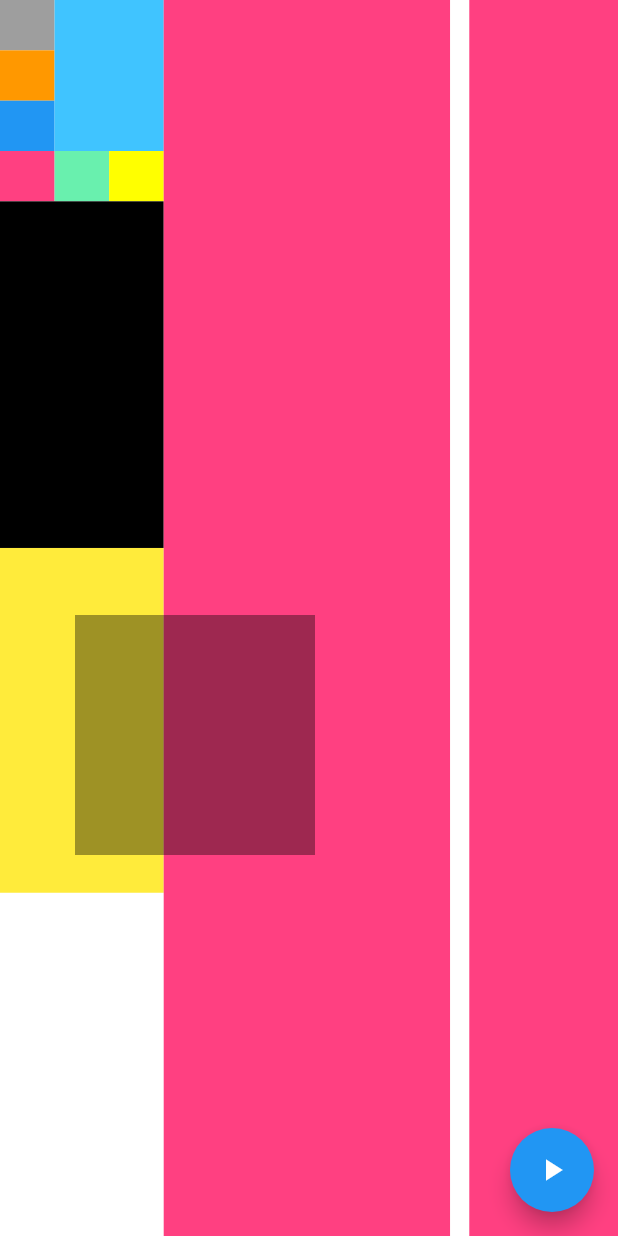
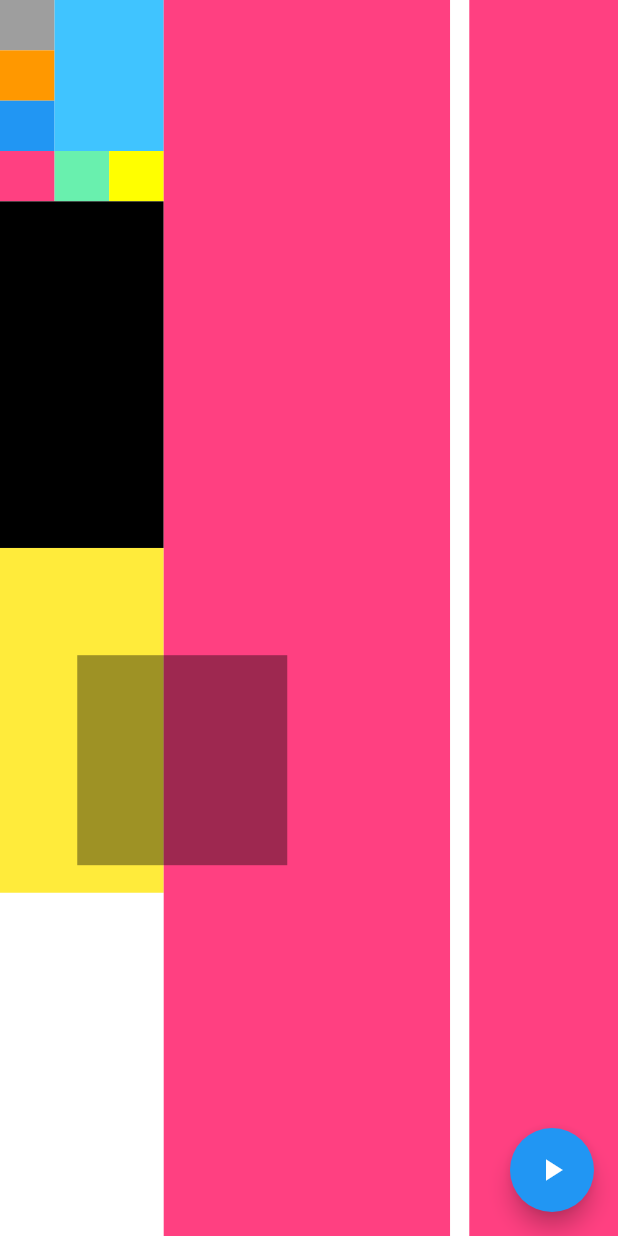
Before and after one commit to NguyenTanPhucK11/flutter-200lab, a Flutter app: the screen it shows after launch, after a tap on "Ex2", on a phone screen of 412 x 824 dp. Run offline on Flutter 3.47's test engine with Material 2 defaults, Android fonts, the phone set to English and light mode, and no system bars.

Commit message:
day1-ex2: fix percent

```diff
--- a/lib/screens/Day1/exercise2.dart
+++ b/lib/screens/Day1/exercise2.dart
@@ -125,10 +125,10 @@ class Exercise2 extends StatelessWidget {
             ],
           ),
           Positioned(
-            width: 160,
-            height: 160,
-            top: 410,
-            left: 50,
+            width: 140,
+            height: 140,
+            bottom: (0.9 / 3) * MediaQuery.of(context).size.height,
+            left: (1 / 8) * MediaQuery.of(context).size.width,
             child: Container(
               color: Colors.black38,
             ),
--- a/lib/screens/exercise.dart
+++ b/lib/screens/exercise.dart
@@ -1,5 +1,6 @@
 import 'package:demo/screens/Day1/exercise1.dart';
 import 'package:demo/screens/Day1/exercise2.dart';
+import 'package:demo/screens/Day2/todolist.dart';
 import 'package:flutter/material.dart';
 
 class Exercise extends StatelessWidget {
@@ -27,7 +28,15 @@ class Exercise extends StatelessWidget {
                   builder: (context) => Exercise2(),
                 )),
             child: Text('Ex2'),
-          )
+          ),
+          RaisedButton(
+            onPressed: () => Navigator.push(
+                context,
+                MaterialPageRoute(
+                  builder: (context) => TodoList(),
+                )),
+            child: Text('Ex3'),
+          ),
         ],
       ),
     );
```
Also changed, not shown: lib/screens/Day2/todolist.dart (added, +22 -0 lines), 1 other file.
